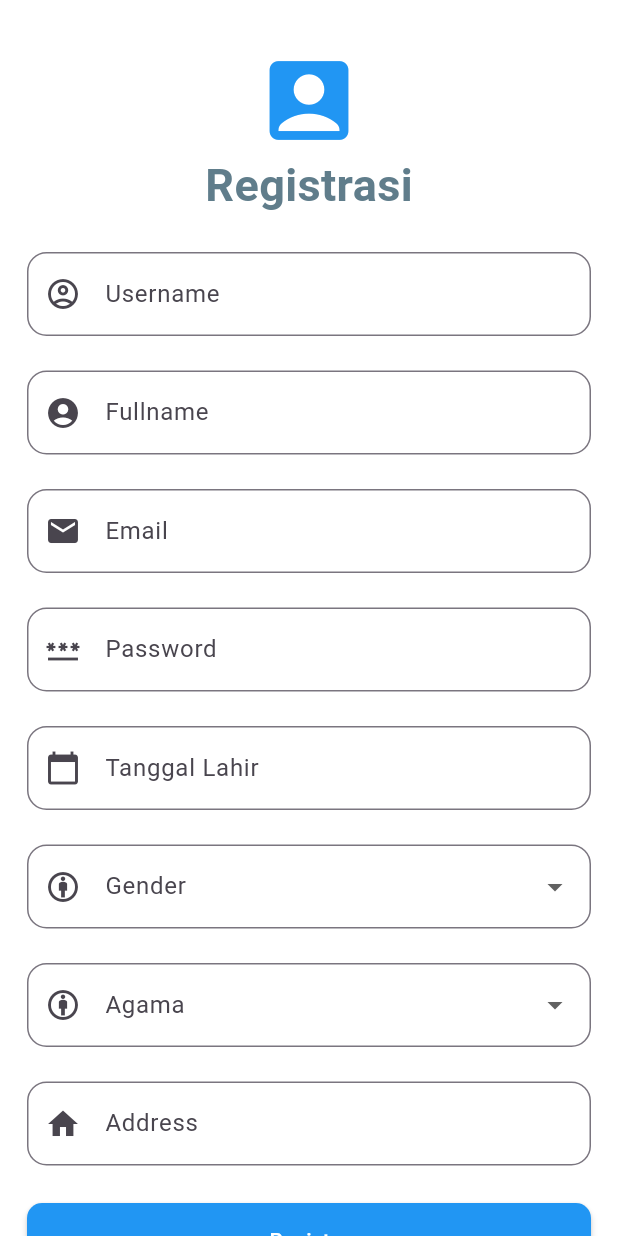
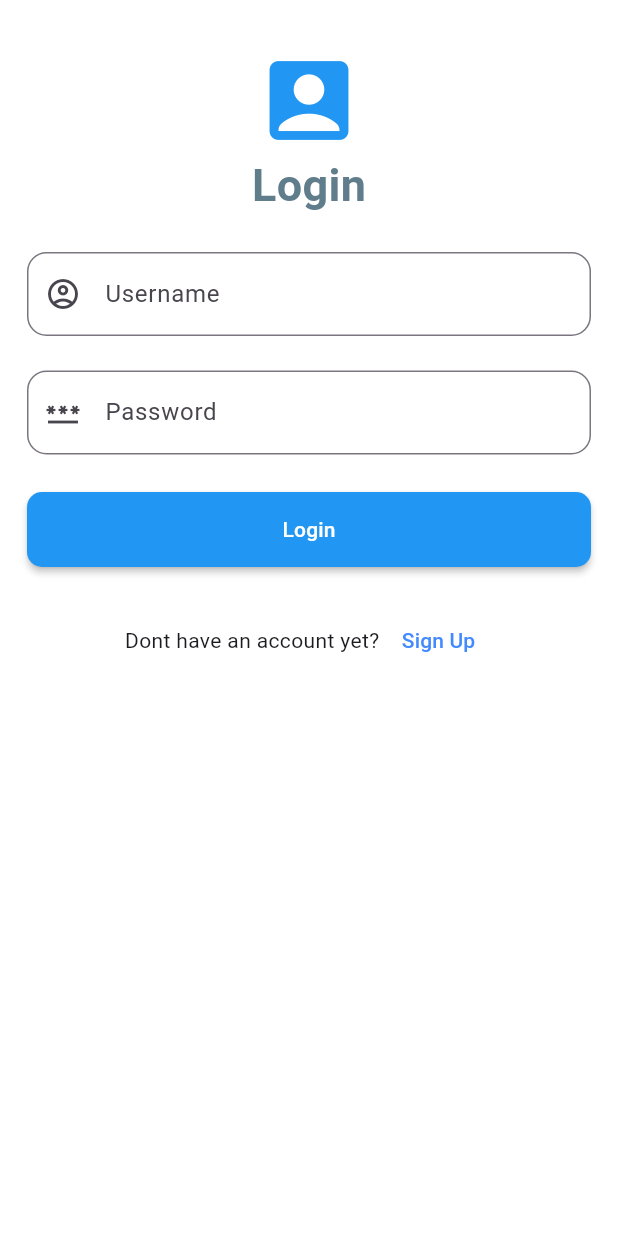
Before and after one commit to miftahozuki/belajar-flutter, a Flutter app: the screen it shows after launch, on a phone screen of 412 x 824 dp. Run offline on Flutter 3.47's test engine with Material 2 defaults, Android fonts, the phone set to English and light mode, and no system bars; our stand-ins replace form_field_validator, get, get_storage.

Commit message:
feat: add login, dashboard, and logout alert dialog features

```diff
--- /dev/null
+++ b/lib/auth_controller.dart
@@ -0,0 +1,33 @@
+import 'package:get/get.dart';
+import 'package:get_storage/get_storage.dart';
+
+class AuthController extends GetxController {
+  final _box = GetStorage();
+  RxBool isLoggedIn = false.obs;
+
+  @override
+  void onInit() {
+    isLoggedIn.value = _box.read('isLoggedIn') ?? false;
+    super.onInit();
+  }
+
+  void login() {
+    // Simulate login logic here.
+    // If login is successful, update the user status and store it.
+    isLoggedIn.value = true;
+    _box.write('isLoggedIn', true);
+  }
+
+  void register() {
+    // Simulate registration logic here.
+    // If registration is successful, update the user status and store it.
+    isLoggedIn.value = true;
+    _box.write('isLoggedIn', true);
+  }
+
+  void logout() {
+    // Log out logic. Update user status and store it.
+    isLoggedIn.value = false;
+    _box.remove('isLoggedIn');
+  }
+}
--- /dev/null
+++ b/lib/login_page.dart
@@ -0,0 +1,165 @@
+import 'package:flutter/material.dart';
+import 'package:form_field_validator/form_field_validator.dart';
+import 'package:get/get.dart';
+import 'auth_controller.dart';
+
+class LoginPage extends StatefulWidget {
+  const LoginPage({Key? key, required this.title}) : super(key: key);
+
+  final String title;
+
+  @override
+  State<LoginPage> createState() => _LoginPage();
+}
+
+class _LoginPage extends State<LoginPage> {
+  // GlobalKey<FormState> _key = new GlobalKey();
+  final _formKey = GlobalKey<FormState>();
+  // final _emailController = TextEditingController();
+  final AuthController authController = Get.find();
+
+  void login() {
+    // Simulate registration logic
+    authController.login();
+    Get.offAllNamed('/dashboard');
+  }
+
+  @override
+  Widget build(BuildContext context) {
+    return Scaffold(
+      backgroundColor: Colors.white,
+      body: ListView(
+        shrinkWrap: true,
+        children: <Widget>[
+          Form(
+            child: Container(
+              padding: EdgeInsets.all(18.0),
+              alignment: Alignment.bottomCenter,
+              child: Column(
+                mainAxisAlignment: MainAxisAlignment.center,
+                crossAxisAlignment: CrossAxisAlignment.center,
+                children: <Widget>[
+                  regScreen(),
+                ],
+              ),
+            ),
+          ),
+        ],
+      ),
+    );
+  }
+
+  Widget regScreen() {
+    return Container(
+      child: Column(
+        mainAxisAlignment: MainAxisAlignment.center,
+        crossAxisAlignment: CrossAxisAlignment.center,
+        children: <Widget>[
+          Padding(
+            padding: EdgeInsets.only(top: 14.0),
+            child:
+                Icon(Icons.account_box_rounded, color: Colors.blue, size: 70),
+          ),
+          Text(
+            'Login',
+            style: TextStyle(
+              fontSize: 30,
+              color: Colors.blueGrey,
+              fontWeight: FontWeight.bold,
+            ),
+          ),
+          Form(
+            key: _formKey,
+            autovalidateMode: AutovalidateMode.disabled,
+            child: Column(
+              children: [
+                Padding(
+                  //bagian username
+                  padding: EdgeInsets.only(top: 23.0),
+                  child: TextFormField(
+                    decoration: InputDecoration(
+                      border: OutlineInputBorder(
+                        borderRadius: BorderRadius.circular(13.0),
+                      ),
+                      prefixIcon: Icon(Icons.account_circle_outlined),
+                      hintText: '',
+                      labelText: 'Username',
+                    ),
+                    validator: MultiValidator([
+                      RequiredValidator(
+                          errorText: "Username tidak boleh kosong!"),
+                      MinLengthValidator(5,
+                          errorText: "username harus lebih dari 5 karakter")
+                    ]),
+                  ),
+                ),
+                Padding(
+                  //bagian kata sandi
+                  padding: EdgeInsets.only(top: 23.0),
+                  child: TextFormField(
+                    decoration: InputDecoration(
+                      border: OutlineInputBorder(
+                        borderRadius: BorderRadius.circular(13.0),
+                      ),
+                      prefixIcon: Icon(Icons.password),
+                      hintText: 'Password',
+                      labelText: 'Password',
+                    ),
+                    validator: MultiValidator([
+                      RequiredValidator(
+                          errorText: "Password tidak boleh kosong!"),
+                      MinLengthValidator(8,
+                          errorText: "Password harus lebih dari 8 karakter"),
+                    ]),
+                    obscureText: true,
+                  ),
+                ),
+                Padding(
+                  //bagian button
+                  padding: EdgeInsets.only(top: 25.0),
+                  child: MaterialButton(
+                    color: Colors.blue,
+                    height: 50,
+                    minWidth: double.infinity,
+                    shape: RoundedRectangleBorder(
+                      borderRadius: BorderRadius.circular(10.0),
+                    ),
+                    onPressed: () {
+                      if (_formKey.currentState!.validate()) {
+                        // Jika validasi berhasil, lakukan tindakan yang diinginkan
+                        login();
+                      }
+                    },
+                    child: Text('Login', style: TextStyle(color: Colors.white)),
+                  ),
+                ),
+                Padding(
+                  //bagian button
+                  padding: EdgeInsets.only(top: 25.0),
+                  child: Row(
+                    mainAxisAlignment: MainAxisAlignment.center,
+                    children: [
+                      Text('Dont have an account yet?'),
+                      SizedBox(
+                        width: 3,
+                      ),
+                      TextButton(
+                        onPressed: () {
+                          Get.toNamed('/register');
+                        },
+                        child: Text(
+                          'Sign Up',
+                          style: TextStyle(color: Colors.blueAccent),
+                        ),
+                      ),
+                    ],
+                  ),
+                ),
+              ],
+            ),
+          )
+        ],
+      ),
+    );
+  }
+}
--- a/lib/main.dart
+++ b/lib/main.dart
@@ -1,7 +1,17 @@
 import 'package:flutter/material.dart';
+import 'package:get/get.dart';
+import 'package:get_storage/get_storage.dart';
+import 'package:path_provider/path_provider.dart';
+
+import 'auth_controller.dart';
+
+import 'dashboard_page.dart';
+import 'package:latihan1/login_page.dart';
 import 'RegisterPage.dart';
 
-void main() {
+void main() async {
+  await GetStorage.init();
+  Get.put(AuthController());
   runApp(const MyApp());
 }
 
@@ -11,7 +21,7 @@ class MyApp extends StatelessWidget {
   // This widget is the root of your application.
   @override
   Widget build(BuildContext context) {
-    return MaterialApp(
+    return GetMaterialApp(
       title: 'Aplikasiku',
       theme: ThemeData(
         // This is the theme of your application.
@@ -32,7 +42,25 @@ class MyApp extends StatelessWidget {
         colorScheme: ColorScheme.fromSeed(seedColor: Colors.deepPurple),
         useMaterial3: true,
       ),
-      home: const RegisterPage(title: 'Halaman Register'),
+      // home: const LoginPage(title: 'Halaman Register'),
+      initialRoute: '/login',
+      getPages: [
+        GetPage(
+            name: '/login',
+            page: () => LoginPage(
+                  title: 'login',
+                )),
+        GetPage(
+            name: '/register',
+            page: () => RegisterPage(
+                  title: 'register',
+                )),
+        GetPage(
+            name: '/dashboard',
+            page: () => DashboardPage(
+                  title: 'dashboard',
+                )),
+      ],
       debugShowCheckedModeBanner: false,
     );
   }
--- a/pubspec.yaml
+++ b/pubspec.yaml
@@ -36,6 +36,9 @@ dependencies:
   cupertino_icons: ^1.0.2
   intl: ^0.18.1
   form_field_validator: ^1.1.0
+  get: ^4.6.6
+  get_storage: ^2.0.3
+  path_provider: ^2.1.1
 
 dev_dependencies:
   flutter_test:
```
Also changed, not shown: lib/RegisterPage.dart (+34 -1 lines), lib/dashboard_page.dart (added, +104 -0 lines), pubspec.lock, 1 other file.
